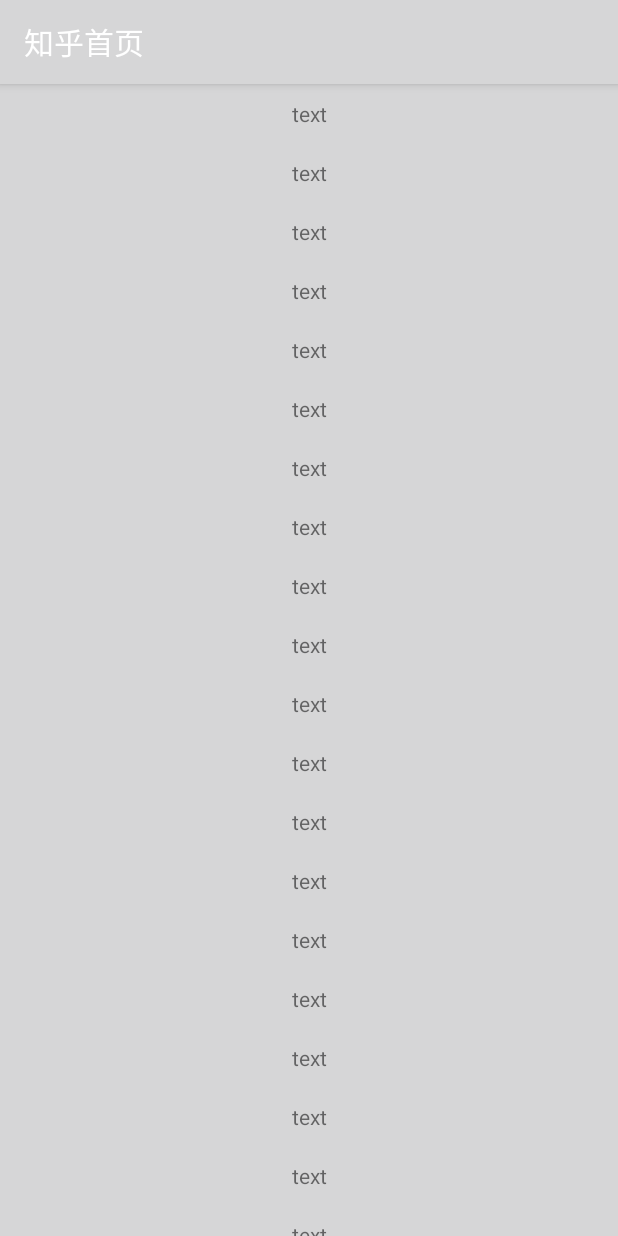
After one commit to jianghu9527/DomeSummary, an Android app: the BehaviorActivity screen opened directly, with no data from a screen before it, on a phone screen of 412 x 824 dp. The commit adds this screen. Run offline under Robolectric (Android 15) with nearby library versions, the phone set to English and light mode, and no system bars.

Commit message:
Behavior  样式

```diff
--- a/app/build.gradle
+++ b/app/build.gradle
@@ -132,6 +132,9 @@ dependencies {
     implementation "org.jetbrains.kotlin:kotlin-stdlib-jdk7:1.4.20"
     implementation 'com.tencent:mmkv:1.0.23'
 
+    implementation 'com.android.support.constraint:constraint-layout:1.0.2'
+    implementation 'com.android.support:design:25.0.0'
+    implementation 'com.android.support:recyclerview-v7:25.0.0'
 
 }
 repositories {
--- a/app/src/main/AndroidManifest.xml
+++ b/app/src/main/AndroidManifest.xml
@@ -44,6 +44,7 @@
         <activity android:name=".ui.LetterSideBarActivity"/>
         <activity android:name=".ui.darrenErActivity"/>
         <activity android:name=".ui.DesignActivity"/>
+        <activity android:name=".ui.BehaviorActivity"/>
 
 <!--        android:configChanges="keyboardHidden|orientation|screenSize|locale"-->
 <!--        android:theme="@android:style/Theme.Translucent"-->
--- /dev/null
+++ b/app/src/main/java/com/cd/ruileda/cc/view/ui/BehaviorActivity.java
@@ -0,0 +1,75 @@
+package com.cd.ruileda.cc.view.ui;
+
+import android.os.Build;
+import android.os.Bundle;
+import android.view.LayoutInflater;
+import android.view.View;
+import android.view.ViewGroup;
+import androidx.appcompat.widget.Toolbar;
+
+import androidx.annotation.Nullable;
+import androidx.annotation.RequiresApi;
+import androidx.appcompat.app.AppCompatActivity;
+import androidx.coordinatorlayout.widget.CoordinatorLayout;
+import androidx.recyclerview.widget.LinearLayoutManager;
+import androidx.recyclerview.widget.RecyclerView;
+
+import com.cd.ruileda.cc.view.R;
+import com.google.android.material.appbar.AppBarLayout;
+import com.google.android.material.floatingactionbutton.FloatingActionButton;
+
+
+/**
+ * activity_behavior
+ *
+ * layoutbehavior
+ *
+ */
+public class BehaviorActivity extends AppCompatActivity {
+
+    AppBarLayout mAppBarLayout;
+    FloatingActionButton mFloatingActionButton;
+    CoordinatorLayout mCoordinatorLayout;
+
+    @RequiresApi(api = Build.VERSION_CODES.LOLLIPOP)
+    @Override
+    protected void onCreate(@Nullable Bundle savedInstanceState) {
+        super.onCreate(savedInstanceState);
+        setContentView(R.layout.activity_behavior);
+
+
+        Toolbar toolbar = (Toolbar) findViewById(R.id.tool_bar);
+        setSupportActionBar(toolbar);
+
+        // 监听 ScrollView 的滚动 等等一些处理
+
+        RecyclerView recyclerView = (RecyclerView) findViewById(R.id.recycler_view);
+        recyclerView.setLayoutManager(new LinearLayoutManager(this));
+        recyclerView.setAdapter(new RecyclerView.Adapter() {
+            @Override
+            public RecyclerView.ViewHolder onCreateViewHolder(ViewGroup parent, int viewType) {
+                View itemView = LayoutInflater.from(BehaviorActivity.this).inflate(R.layout.item_behavior,parent,false);
+
+                // View itemView = View.inflate(BehaviorActivity.this,R.layout.item_behavior,null);
+                ViewHolder viewHolder = new ViewHolder(itemView);
+                return viewHolder;
+            }
+
+            @Override
+            public void onBindViewHolder(RecyclerView.ViewHolder holder, int position) {
+
+            }
+
+            @Override
+            public int getItemCount() {
+                return 100;
+            }
+        });
+    }
+    private class ViewHolder extends RecyclerView.ViewHolder{
+        public ViewHolder(View itemView) {
+            super(itemView);
+        }
+    }
+
+}
--- a/app/src/main/java/com/cd/ruileda/cc/view/ui/MainActivity.java
+++ b/app/src/main/java/com/cd/ruileda/cc/view/ui/MainActivity.java
@@ -26,7 +26,6 @@ public class MainActivity extends AppCompatActivity {
               setContentView(R.layout.mainlayout);
 
         recyclerView=findViewById(R.id.recycler_view);
-
         LinearLayoutManager layoutManager = new LinearLayoutManager(this);
         recyclerView.setLayoutManager(layoutManager);
         FruitAdapter adapter = new FruitAdapter(getData ());
@@ -54,6 +53,8 @@ public class MainActivity extends AppCompatActivity {
         mdata.add("贝塞尔曲线数学课");
 
         mdata.add("沉浸式状态栏");
+        mdata.add("自定义Behavior");
+
 
         return mdata;
     }
@@ -98,6 +99,9 @@ public class MainActivity extends AppCompatActivity {
             case "沉浸式状态栏":
                 getonitem(DesignActivity.class);
                 break;
+            case "自定义Behavior":
+                getonitem(BehaviorActivity.class);
+                break;
 
         }
 
--- /dev/null
+++ b/app/src/main/res/layout/activity_behavior.xml
@@ -0,0 +1,75 @@
+<?xml version="1.0" encoding="utf-8"?>
+<com.google.android.material.appbar.AppBarLayout xmlns:android="http://schemas.android.com/apk/res/android"
+    xmlns:app="http://schemas.android.com/apk/res-auto"
+    xmlns:tools="http://schemas.android.com/tools"
+    android:layout_width="match_parent"
+    android:layout_height="match_parent">
+
+    <com.google.android.material.appbar.AppBarLayout
+        android:layout_width="match_parent"
+        android:layout_height="wrap_content">
+        <androidx.appcompat.widget.Toolbar
+            android:id="@+id/tool_bar"
+            app:title="知乎首页"
+            app:titleTextColor="#FFFFFF"
+            app:layout_scrollFlags="scroll|enterAlways"
+            android:layout_width="match_parent"
+            android:layout_height="wrap_content"/>
+
+
+    </com.google.android.material.appbar.AppBarLayout>
+
+    <androidx.recyclerview.widget.RecyclerView
+        android:id="@+id/recycler_view"
+        app:layout_behavior="@string/appbar_scrolling_view_behavior"
+        android:layout_width="match_parent"
+        android:layout_height="match_parent" />
+
+
+    <com.google.android.material.floatingactionbutton.FloatingActionButton
+        android:id="@+id/fab"
+        android:layout_width="wrap_content"
+        android:layout_height="wrap_content"
+        android:layout_gravity="bottom|end"
+        android:layout_marginBottom="70dp"
+        android:layout_marginEnd="16dp"
+        android:layout_marginRight="16dp"
+        android:src="@mipmap/ic_launcher"
+        app:layout_behavior="com.darren.view_day18.TanslationBehavior"
+        app:layout_scrollFlags="scroll|enterAlways|snap" />
+
+    <LinearLayout
+        android:id="@+id/bottom_tab_layout"
+        android:layout_width="match_parent"
+        android:layout_height="?actionBarSize"
+        android:layout_alignParentBottom="true"
+        android:background="@android:color/white"
+        app:layout_behavior="@string/bottom_sheet_behavior">
+
+        <ImageView
+            android:layout_width="0dp"
+            android:layout_height="match_parent"
+            android:layout_weight="1"
+            android:src="@mipmap/ic_launcher" />
+
+        <ImageView
+            android:layout_width="0dp"
+            android:layout_height="match_parent"
+            android:layout_weight="1"
+            android:src="@mipmap/ic_launcher"
+            />
+
+        <ImageView
+            android:layout_width="0dp"
+            android:layout_height="match_parent"
+            android:src="@mipmap/ic_launcher"
+            android:layout_weight="1"/>
+
+        <ImageView
+            android:layout_width="0dp"
+            android:layout_height="match_parent"
+            android:src="@mipmap/ic_launcher"
+            android:layout_weight="1" />
+    </LinearLayout>
+
+</com.google.android.material.appbar.AppBarLayout>
--- /dev/null
+++ b/app/src/main/res/layout/item_behavior.xml
@@ -0,0 +1,9 @@
+<?xml version="1.0" encoding="utf-8"?>
+<TextView xmlns:android="http://schemas.android.com/apk/res/android"
+    xmlns:app="http://schemas.android.com/apk/res-auto"
+    xmlns:tools="http://schemas.android.com/tools"
+    android:layout_width="match_parent"
+    android:text="text"
+    android:gravity="center"
+    android:padding="10dp"
+    android:layout_height="wrap_content"/>
```
Also changed, not shown: app/src/main/java/com/cd/ruileda/cc/view/util/MyScrollView.java (added, +40 -0 lines), app/src/main/java/com/cd/ruileda/cc/view/util/TanslationBehavior.java (added, +47 -0 lines), app/src/main/res/layout/layoutbehavior.xml (added, +54 -0 lines).
